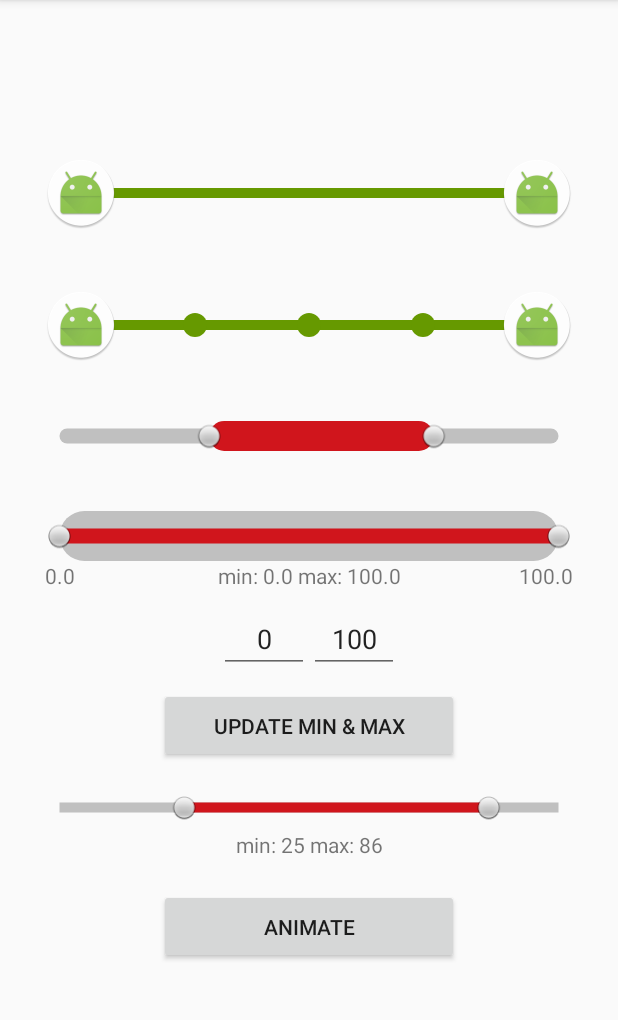
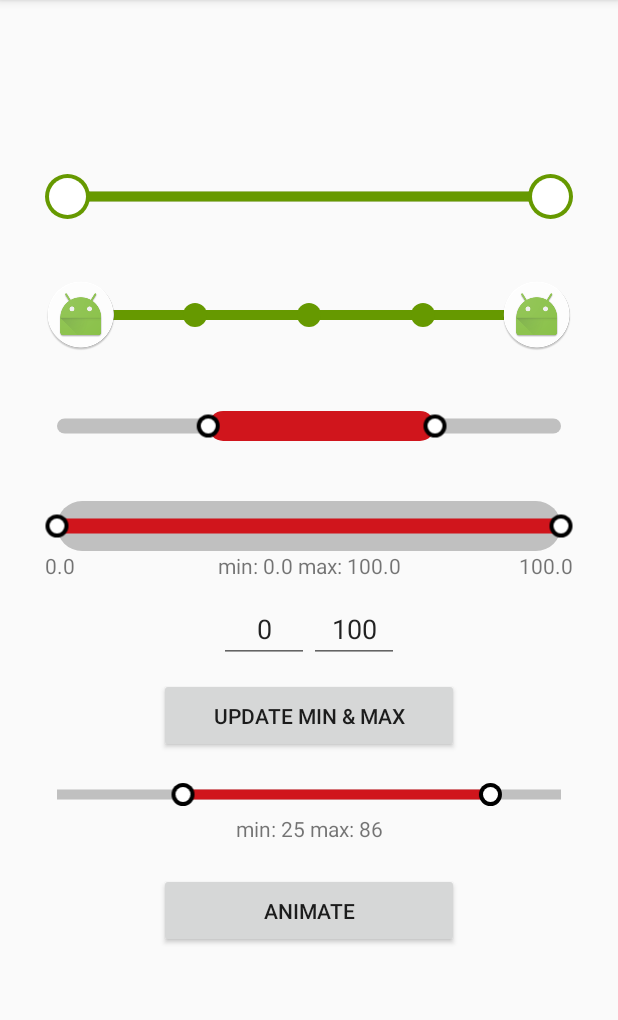
Before and after one commit to GuilhE/SeekbarRangedView, an Android app: the screen it shows after launch (MainActivity), on a phone screen of 412 x 824 dp, the part 84-1104 px from its top. Run offline under Robolectric (Android 15) with nearby library versions, the phone set to English and light mode, and no system bars; our stand-ins replace data binding.

Commit message:
Better support for thumbs created with drawables

```diff
--- a/build.gradle
+++ b/build.gradle
@@ -5,7 +5,7 @@ buildscript {
         google()
     }
     dependencies {
-        classpath 'com.android.tools.build:gradle:3.4.2'
+        classpath 'com.android.tools.build:gradle:3.5.1'
     }
 }
 
@@ -27,7 +27,7 @@ allprojects {
 }
 
 ext {
-    minSdkVersion = 19
+    minSdkVersion = 21
     targetSdkVersion = 28
     compileSdkVersion = 28
     buildToolsVersion = '29.0.2'
--- a/gradle.properties
+++ b/gradle.properties
@@ -23,7 +23,7 @@ bintrayName = seekbar-ranged-view
 
 libraryName = SeekBarRangedView
 libraryDescription = A SeekBarView restrained by a minimum and maximum value.
-libraryVersion = 2.0.1
+libraryVersion = 2.0.2
 
 siteUrl = https://github.com/GuilhE/android-seekbar-ranged-view
 gitUrl = https://github.com/GuilhE/android-seekbar-ranged-view.git
--- a/sample/build.gradle
+++ b/sample/build.gradle
@@ -12,8 +12,8 @@ android {
         applicationId "com.github.guilhe.rangeseekbar.sample"
         minSdkVersion rootProject.ext.minSdkVersion
         targetSdkVersion rootProject.ext.targetSdkVersion
-        versionCode 4
-        versionName "2.0.0"
+        versionCode 5
+        versionName "2.0.2"
     }
 
     buildTypes {
--- /dev/null
+++ b/sample/src/main/res/drawable/thumb.xml
@@ -0,0 +1,22 @@
+<?xml version="1.0" encoding="utf-8"?>
+<layer-list xmlns:android="http://schemas.android.com/apk/res/android">
+    <item>
+        <shape android:shape="oval">
+            <size
+                android:width="30dp"
+                android:height="30dp" />
+            <solid android:color="@android:color/holo_green_dark" />
+        </shape>
+    </item>
+    <item>
+        <shape android:shape="oval">
+            <size
+                android:width="30dp"
+                android:height="30dp" />
+            <solid android:color="@android:color/white" />
+            <stroke
+                android:width="5dp"
+                android:color="@android:color/transparent" />
+        </shape>
+    </item>
+</layer-list>
--- /dev/null
+++ b/sample/src/main/res/drawable/thumb_pressed.xml
@@ -0,0 +1,9 @@
+<?xml version="1.0" encoding="utf-8"?>
+<shape xmlns:android="http://schemas.android.com/apk/res/android"
+    android:shape="oval">
+    <size
+        android:width="30dp"
+        android:height="30dp" />
+
+    <solid android:color="@color/colorAccent" />
+</shape>
--- a/sample/src/main/res/layout/activity_main.xml
+++ b/sample/src/main/res/layout/activity_main.xml
@@ -20,7 +20,8 @@
                     android:layout_width="match_parent"
                     android:layout_height="wrap_content"
                     android:layout_marginBottom="40dp"
-                    custom:thumbsResource="@mipmap/ic_launcher_round"/>
+                    custom:thumbPressedResource="@drawable/thumb_pressed"
+                    custom:thumbNormalResource="@drawable/thumb" />
 
             <com.github.guilhe.views.SeekBarRangedView
                     android:id="@+id/activity_main_step_RangeSeekBarView"
--- a/seekbar-ranged-view/build.gradle
+++ b/seekbar-ranged-view/build.gradle
@@ -7,8 +7,8 @@ android {
     defaultConfig {
         minSdkVersion rootProject.ext.minSdkVersion
         targetSdkVersion rootProject.ext.targetSdkVersion
-        versionCode 7
-        versionName "2.0.1"
+        versionCode 8
+        versionName "2.0.2"
 
         testInstrumentationRunner "android.support.test.runner.AndroidJUnitRunner"
     }
--- a/seekbar-ranged-view/src/main/java/com/github/guilhe/views/SeekBarRangedView.java
+++ b/seekbar-ranged-view/src/main/java/com/github/guilhe/views/SeekBarRangedView.java
@@ -6,19 +6,31 @@ import android.annotation.SuppressLint;
 import android.content.Context;
 import android.content.res.Resources;
 import android.content.res.TypedArray;
-import android.graphics.*;
+import android.graphics.Bitmap;
+import android.graphics.Canvas;
+import android.graphics.Color;
+import android.graphics.Paint;
 import android.graphics.Paint.Style;
+import android.graphics.RectF;
+import android.graphics.drawable.Drawable;
 import android.os.Build;
 import android.os.Bundle;
 import android.os.Parcelable;
-import android.support.annotation.*;
+import android.support.annotation.AttrRes;
+import android.support.annotation.ColorRes;
+import android.support.annotation.DrawableRes;
+import android.support.annotation.NonNull;
+import android.support.annotation.Nullable;
+import android.support.annotation.RequiresApi;
+import android.support.annotation.StyleRes;
 import android.util.AttributeSet;
 import android.view.MotionEvent;
 import android.view.View;
 import android.view.ViewConfiguration;
 import android.view.animation.DecelerateInterpolator;
 
-import java.util.*;
+import java.util.ArrayList;
+import java.util.List;
 
 /**
  * Created by gdelgado on 24/08/2017.
@@ -108,7 +120,7 @@ public class SeekBarRangedView extends View {
         setupAttrs(context, attrs);
     }
 
-    private void setupAttrs(Context context, AttributeSet attrs) {
+    private void setupAttrs(@NonNull Context context, AttributeSet attrs) {
         TypedArray a = context.getTheme().obtainStyledAttributes(attrs, R.styleable.SeekBarRangedView, 0, 0);
 
         float min;
@@ -130,13 +142,13 @@ public class SeekBarRangedView extends View {
             mProgressBackgroundColor = a.getColor(R.styleable.SeekBarRangedView_backgroundColor, DEFAULT_BACKGROUND_COLOR);
 
             if (a.hasValue(R.styleable.SeekBarRangedView_thumbsResource)) {
-                setThumbsImageResource(a.getResourceId(R.styleable.SeekBarRangedView_thumbsResource, android.R.drawable.radiobutton_off_background), false);
+                setThumbsImageResource(a.getResourceId(R.styleable.SeekBarRangedView_thumbsResource, R.drawable.default_thumb), false);
             } else {
                 if (a.hasValue(R.styleable.SeekBarRangedView_thumbNormalResource)) {
-                    setThumbNormalImageResource(a.getResourceId(R.styleable.SeekBarRangedView_thumbNormalResource, android.R.drawable.radiobutton_off_background), false);
+                    setThumbNormalImageResource(a.getResourceId(R.styleable.SeekBarRangedView_thumbNormalResource, R.drawable.default_thumb), false);
                 }
                 if (a.hasValue(R.styleable.SeekBarRangedView_thumbPressedResource)) {
-                    setThumbPressedImageResource(a.getResourceId(R.styleable.SeekBarRangedView_thumbPressedResource, android.R.drawable.radiobutton_on_background), false);
+                    setThumbPressedImageResource(a.getResourceId(R.styleable.SeekBarRangedView_thumbPressedResource, R.drawable.default_thumb_pressed), false);
                 }
             }
         } finally {
@@ -155,12 +167,12 @@ public class SeekBarRangedView extends View {
         mProgressLineRect = new RectF();
 
         if (mThumbImage == null && mThumbPressedImage == null) {
-            setThumbNormalImageResource(android.R.drawable.radiobutton_off_background, false);
-            setThumbPressedImageResource(android.R.drawable.radiobutton_on_background, false);
+            setThumbNormalImageResource(R.drawable.default_thumb, false);
+            setThumbPressedImageResource(R.drawable.default_thumb_pressed, false);
         } else if (mThumbImage == null) {
-            setThumbNormalImageResource(android.R.drawable.radiobutton_off_background, false);
+            setThumbNormalImageResource(R.drawable.default_thumb, false);
         } else if (mThumbPressedImage == null) {
-            setThumbPressedImageResource(android.R.drawable.radiobutton_on_background, false);
+            setThumbPressedImageResource(R.drawable.default_thumb_pressed, false);
         }
 
         measureThumb();
@@ -404,7 +416,7 @@ public class SeekBarRangedView extends View {
     }
 
     @RequiresApi(api = Build.VERSION_CODES.O)
-    public void setBackgroundColor(Color color) {
+    public void setBackgroundColor(@NonNull Color color) {
         setBackgroundColor(color.toArgb());
     }
 
@@ -447,7 +459,7 @@ public class SeekBarRangedView extends View {
     }
 
     @RequiresApi(api = Build.VERSION_CODES.O)
-    public void setProgressColor(Color color) {
+    public void setProgressColor(@NonNull Color color) {
         setProgressColor(color.toArgb());
     }
 
@@ -504,13 +516,11 @@ public class SeekBarRangedView extends View {
     }
 
     private void setThumbNormalImageResource(@DrawableRes int resId, boolean requestLayout) {
-        mThumbImage = BitmapFactory.decodeResource(getResources(), resId);
-        mThumbPressedImage = mThumbPressedImage == null ? mThumbImage : mThumbPressedImage;
-        measureThumb();
-        updatePadding();
-        if (requestLayout) {
-            requestLayout();
-        }
+        Drawable d = getResources().getDrawable(resId);
+        mThumbImage = Bitmap.createBitmap(d.getIntrinsicWidth(), d.getIntrinsicHeight(), Bitmap.Config.ARGB_8888);
+        d.setBounds(0, 0, d.getIntrinsicWidth(), d.getIntrinsicHeight());
+        d.draw(new Canvas(mThumbImage));
+        setThumbNormalImage(mThumbImage);
     }
 
     public void setThumbPressedImage(Bitmap bitmap) {
@@ -532,13 +542,11 @@ public class SeekBarRangedView extends View {
     }
 
     private void setThumbPressedImageResource(@DrawableRes int resId, boolean requestLayout) {
-        mThumbPressedImage = BitmapFactory.decodeResource(getResources(), resId);
-        mThumbImage = mThumbImage == null ? mThumbPressedImage : mThumbImage;
-        measureThumbPressed();
-        updatePadding();
-        if (requestLayout) {
-            requestLayout();
-        }
+        Drawable d = getResources().getDrawable(resId);
+        mThumbPressedImage = Bitmap.createBitmap(d.getIntrinsicWidth(), d.getIntrinsicHeight(), Bitmap.Config.ARGB_8888);
+        d.setBounds(0, 0, d.getIntrinsicWidth(), d.getIntrinsicHeight());
+        d.draw(new Canvas(mThumbPressedImage));
+        setThumbPressedImage(mThumbPressedImage);
     }
     //</editor-fold>
 
@@ -625,7 +633,7 @@ public class SeekBarRangedView extends View {
     //</editor-fold>
 
     //<editor-fold desc="Touch logic">
-    private void trackTouchEvent(MotionEvent event) {
+    private void trackTouchEvent(@NonNull MotionEvent event) {
         final int pointerIndex = event.findPointerIndex(mActivePointerId);
         float x = event.getX(pointerIndex);
 
@@ -640,7 +648,7 @@ public class SeekBarRangedView extends View {
         }
     }
 
-    private void onSecondaryPointerUp(MotionEvent ev) {
+    private void onSecondaryPointerUp(@NonNull MotionEvent ev) {
         final int pointerIndex = (ev.getAction() & ACTION_POINTER_INDEX_MASK) >> ACTION_POINTER_INDEX_SHIFT;
         final int pointerId = ev.getPointerId(pointerIndex);
         if (pointerId == mActivePointerId) {
@@ -846,7 +854,7 @@ public class SeekBarRangedView extends View {
      * @param screenCoordinate The x-coordinate in screen space where to draw the image.
      * @param pressed          Is the thumb currently in "pressed" state?
      */
-    private void drawThumb(Canvas canvas, float screenCoordinate, boolean pressed) {
+    private void drawThumb(@NonNull Canvas canvas, float screenCoordinate, boolean pressed) {
         canvas.drawBitmap(
                 pressed ? mThumbPressedImage : mThumbImage
                 , screenCoordinate - (pressed ? mThumbPressedHalfWidth : mThumbHalfWidth)
@@ -860,7 +868,7 @@ public class SeekBarRangedView extends View {
      * @param radius           Step circle radius
      * @param paint            Paint to color the steps
      */
-    private void drawStep(Canvas canvas, float screenCoordinate, float radius, Paint paint) {
+    private void drawStep(@NonNull Canvas canvas, float screenCoordinate, float radius, Paint paint) {
         canvas.drawCircle(screenCoordinate, (0.5f * getHeight()), radius, paint);
     }
 
@@ -981,7 +989,7 @@ public class SeekBarRangedView extends View {
     }
     //</editor-fold>
 
-    public int dpToPx(float dp) {
+    private int dpToPx(float dp) {
         return (int) Math.ceil(dp * Resources.getSystem().getDisplayMetrics().density);
     }
 }
--- /dev/null
+++ b/seekbar-ranged-view/src/main/res/drawable/default_thumb.xml
@@ -0,0 +1,22 @@
+<?xml version="1.0" encoding="utf-8"?>
+<layer-list xmlns:android="http://schemas.android.com/apk/res/android">
+    <item>
+        <shape android:shape="oval">
+            <size
+                android:width="15dp"
+                android:height="15dp" />
+            <solid android:color="@android:color/black" />
+        </shape>
+    </item>
+    <item>
+        <shape android:shape="oval">
+            <size
+                android:width="15dp"
+                android:height="15dp" />
+            <solid android:color="@android:color/white" />
+            <stroke
+                android:width="5dp"
+                android:color="@android:color/transparent" />
+        </shape>
+    </item>
+</layer-list>
--- /dev/null
+++ b/seekbar-ranged-view/src/main/res/drawable/default_thumb_pressed.xml
@@ -0,0 +1,11 @@
+<?xml version="1.0" encoding="utf-8"?>
+<layer-list xmlns:android="http://schemas.android.com/apk/res/android">
+    <item>
+        <shape android:shape="oval">
+            <size
+                android:width="15dp"
+                android:height="15dp" />
+            <solid android:color="@android:color/black" />
+        </shape>
+    </item>
+</layer-list>
```
Also changed, not shown: gradle/wrapper/gradle-wrapper.properties, 1 other file.
